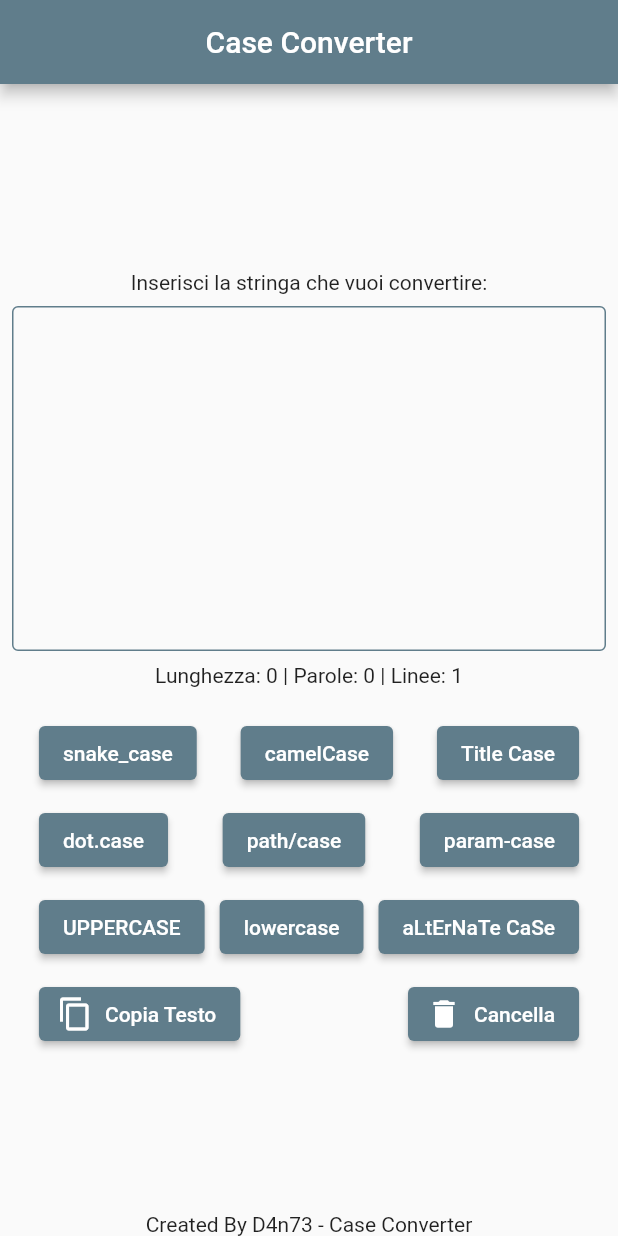
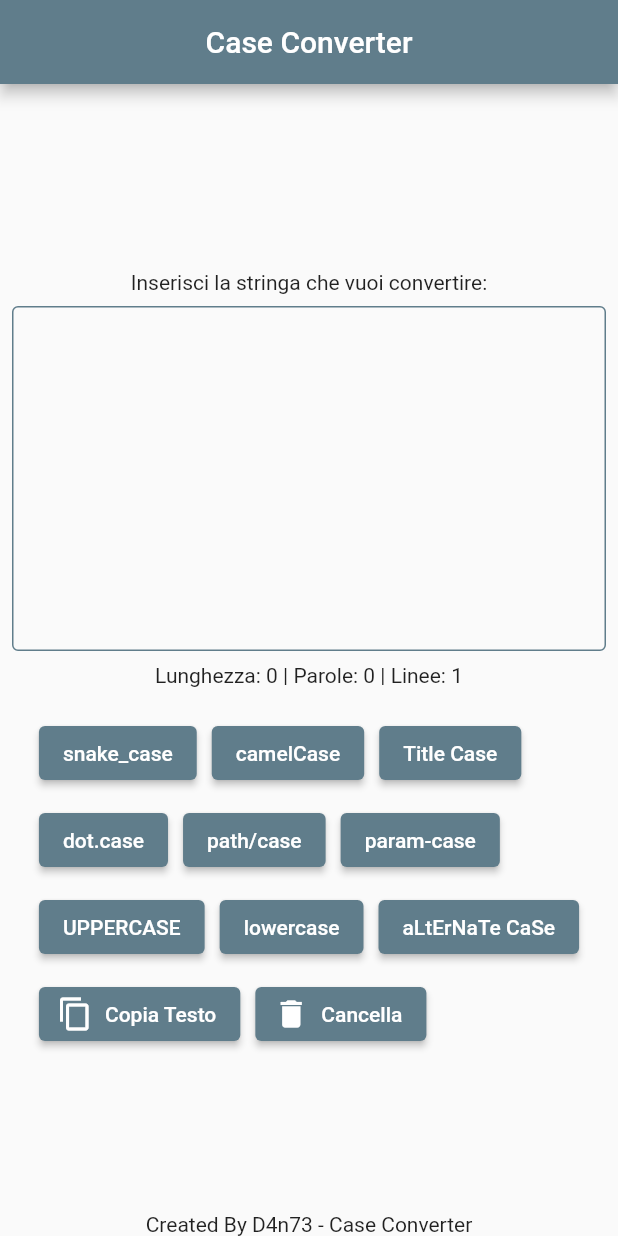
Before and after one commit to IsD4n73/Case-Converter, a Flutter app: the screen it shows after launch, on a phone screen of 412 x 824 dp. Run offline on Flutter 3.47's test engine with Material 2 defaults, Android fonts, the phone set to English and light mode, and no system bars; our stand-ins replace bot_toast, recase, url_strategy.

Commit message:
Update buttons.dart

```diff
--- a/lib/view/buttons.dart
+++ b/lib/view/buttons.dart
@@ -22,7 +22,7 @@ class _ButtonWidgetsState extends State<ButtonWidgets> {
     String string = widget.stringController.text;
 
     return Wrap(
-      alignment: WrapAlignment.spaceBetween,
+      //alignment: WrapAlignment.spaceBetween,
       spacing: 10,
       runSpacing: 10,
       children: [
```
